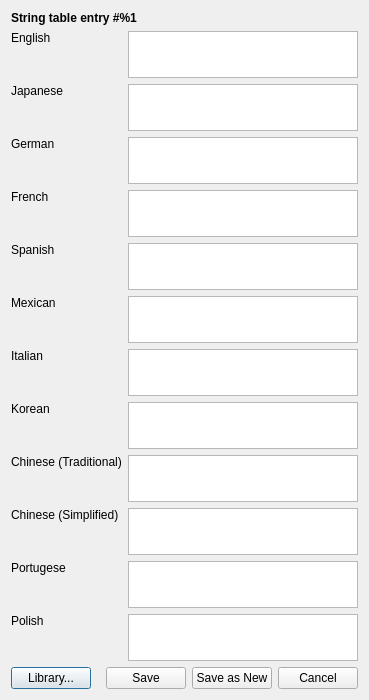
The window that native/src/ReachVariantTool/ui/localized_string_editor.ui (DavidJCobb/ReachVariantEditor) describes before a commit, drawn with Qt 5.
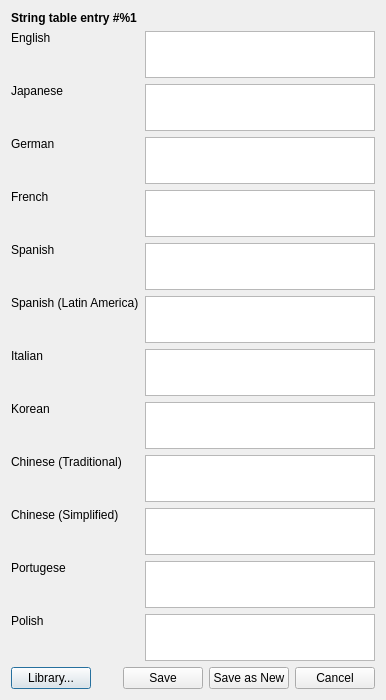
The same window after the commit.

```diff
--- a/native/src/ReachVariantTool/ui/localized_string_editor.ui
+++ b/native/src/ReachVariantTool/ui/localized_string_editor.ui
@@ -6,7 +6,7 @@
    <rect>
     <x>0</x>
     <y>0</y>
-    <width>369</width>
+    <width>386</width>
     <height>700</height>
    </rect>
   </property>
@@ -125,7 +125,7 @@
    <item row="6" column="0">
     <widget class="QLabel" name="label_6">
      <property name="text">
-      <string>Mexican</string>
+      <string>Spanish (Latin America)</string>
      </property>
      <property name="alignment">
       <set>Qt::AlignLeading|Qt::AlignLeft|Qt::AlignTop</set>
```
